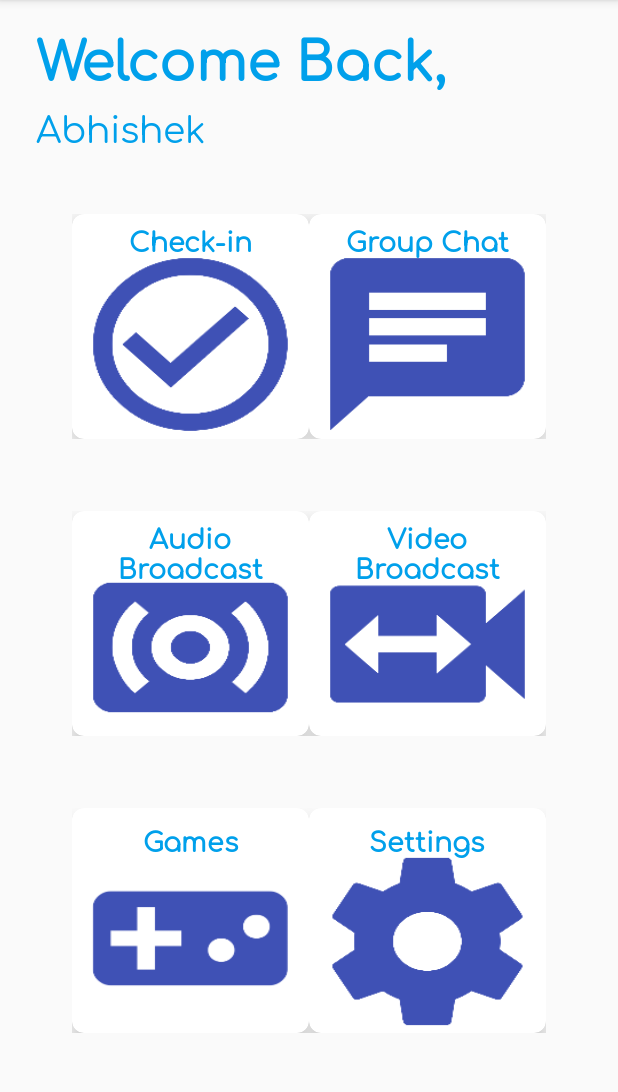
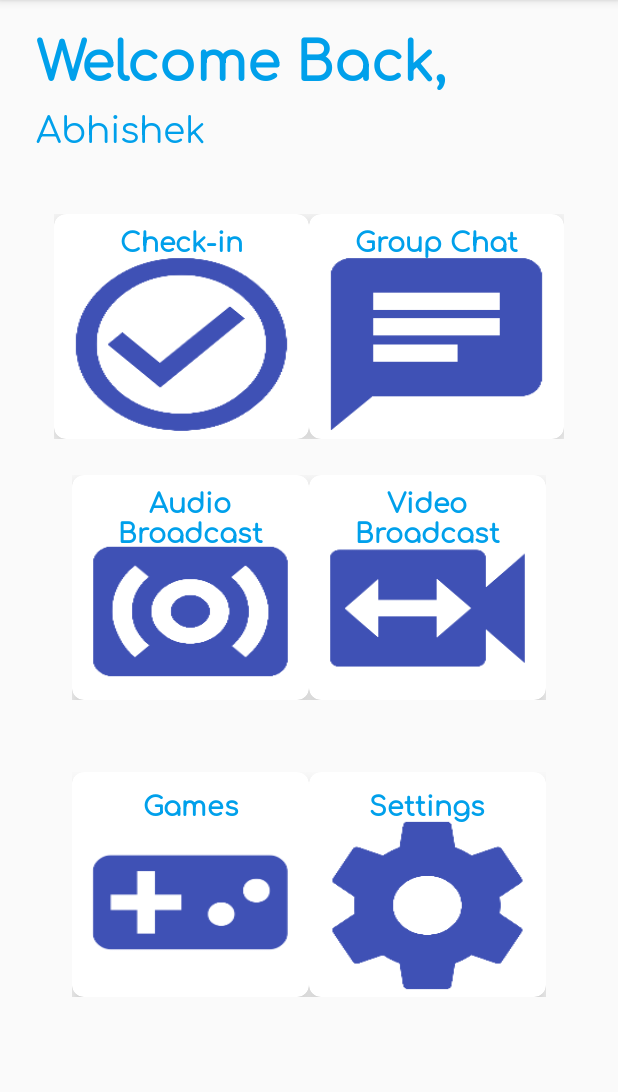
Before and after one commit to amannirala13/project-3sumE, an Android app: the screen it shows after launch once a user with an empty profile is signed in (PreMainActivity), on a phone screen of 412 x 824 dp, the part 84-1176 px from its top. Run offline under Robolectric (Android 15) with nearby library versions, the phone set to English and light mode, and no system bars; our stand-ins replace Firebase (no records; nobody signed in at launch, a user with empty details on screens opened directly).

Commit message:
Some minor updates.

```diff
--- a/app/src/main/res/layout/activity_pre_main.xml
+++ b/app/src/main/res/layout/activity_pre_main.xml
@@ -40,7 +40,9 @@
 			android:layout_width="match_parent"
 			android:layout_height="wrap_content"
 			android:orientation="horizontal"
-			android:padding="24dp"
+			android:paddingTop="24dp"
+			android:paddingStart="12dp"
+			android:paddingEnd="12dp"
 			android:weightSum="2">
 
 			<androidx.cardview.widget.CardView
@@ -79,6 +81,7 @@
 						android:layout_marginStart="8dp"
 						android:layout_marginTop="24dp"
 						android:layout_marginEnd="8dp"
+						android:foregroundGravity="center"
 						android:background="@drawable/ic_check_circle_outline"
 						android:clickable="true"
 						android:focusable="true" />
```
Also changed, not shown: app/src/main/java/tech/xlogix/threeSum/ui/LiveRoomActivity.java (+2 -5 lines), app/src/main/res/layout/activity_live_room.xml (+11 -13 lines).
